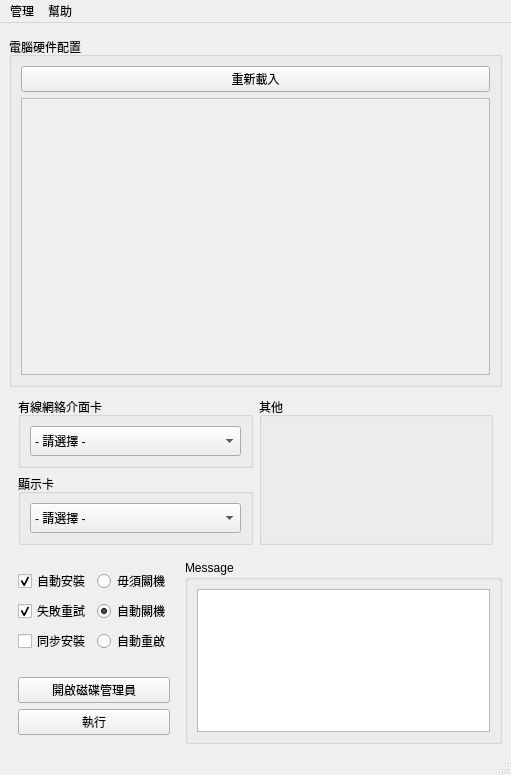
First picture: the form in src/ui/main.ui, repository SuperDumbTM/driver-box, before the edit.
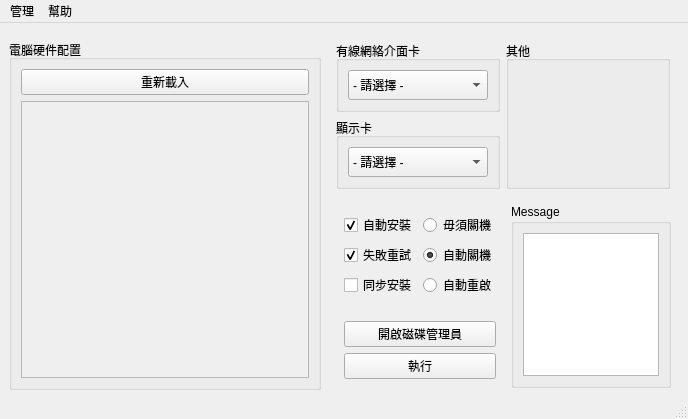
Second picture: the form after the edit.

Commit message: refactor: update size policy

What changed in the file:
```diff
--- a/src/ui/main.ui
+++ b/src/ui/main.ui
@@ -2,12 +2,15 @@
 <ui version="4.0">
  <class>MainWindow</class>
  <widget class="QMainWindow" name="MainWindow">
+  <property name="enabled">
+   <bool>true</bool>
+  </property>
   <property name="geometry">
    <rect>
     <x>0</x>
     <y>0</y>
-    <width>511</width>
-    <height>762</height>
+    <width>688</width>
+    <height>417</height>
    </rect>
   </property>
   <property name="sizePolicy">
@@ -29,12 +32,37 @@
    <string notr="true">font: 10pt &quot;Microsoft JhengHei&quot;;</string>
   </property>
   <widget class="QWidget" name="centralwidget">
-   <layout class="QVBoxLayout" name="verticalLayout">
+   <layout class="QGridLayout" name="gridLayout">
+    <item row="0" column="3">
+     <layout class="QHBoxLayout" name="horizontalLayout_4">
+      <property name="leftMargin">
+       <number>0</number>
+      </property>
+      <property name="rightMargin">
+       <number>0</number>
+      </property>
     <item>
-     <widget class="QGroupBox" name="groupBox_5">
+       <layout class="QVBoxLayout" name="right_vbox">
+        <property name="sizeConstraint">
+         <enum>QLayout::SetMinAndMaxSize</enum>
+        </property>
+        <property name="leftMargin">
+         <number>0</number>
+        </property>
+        <property name="rightMargin">
+         <number>0</number>
+        </property>
+        <item>
+         <widget class="QGroupBox" name="hwinfo_group_box">
+          <property name="sizePolicy">
+           <sizepolicy hsizetype="MinimumExpanding" vsizetype="MinimumExpanding">
+            <horstretch>0</horstretch>
+            <verstretch>0</verstretch>
+           </sizepolicy>
+          </property>
       <property name="minimumSize">
        <size>
-        <width>0</width>
+            <width>300</width>
         <height>350</height>
        </size>
       </property>
@@ -47,8 +75,8 @@
       <property name="title">
        <string>電腦硬件配置</string>
       </property>
-      <layout class="QGridLayout" name="gridLayout">
-       <item row="0" column="0" colspan="3">
+          <layout class="QGridLayout" name="gridLayout_3">
+           <item row="0" column="0">
         <widget class="QPushButton" name="hwInfo_refresh_btn">
          <property name="sizePolicy">
           <sizepolicy hsizetype="Minimum" vsizetype="Fixed">
@@ -64,8 +92,8 @@
          </property>
         </widget>
        </item>
-       <item row="1" column="0" rowspan="2" colspan="3">
-        <widget class="QScrollArea" name="scrollArea">
+           <item row="1" column="0">
+            <widget class="QScrollArea" name="hwinfo_scroll_area">
          <property name="widgetResizable">
           <bool>true</bool>
          </property>
@@ -74,7 +102,7 @@
            <rect>
             <x>0</x>
             <y>0</y>
-            <width>471</width>
+                <width>278</width>
             <height>280</height>
            </rect>
           </property>
@@ -89,22 +117,47 @@
       </layout>
      </widget>
     </item>
+       </layout>
+      </item>
     <item>
-     <widget class="QWidget" name="horizontalWidget" native="true">
+       <layout class="QVBoxLayout" name="left_vbox">
+        <property name="leftMargin">
+         <number>0</number>
+        </property>
+        <item>
+         <widget class="QWidget" name="ur_hbox" native="true">
       <property name="statusTip">
        <string>選擇需要安裝的軀動程式</string>
       </property>
+          <property name="autoFillBackground">
+           <bool>false</bool>
+          </property>
       <layout class="QHBoxLayout" name="horizontalLayout">
        <property name="sizeConstraint">
         <enum>QLayout::SetDefaultConstraint</enum>
        </property>
        <item>
-        <layout class="QVBoxLayout" name="verticalLayout_2">
+            <layout class="QVBoxLayout" name="dri_dropdown_vbox">
+             <property name="sizeConstraint">
+              <enum>QLayout::SetDefaultConstraint</enum>
+             </property>
          <item>
-          <widget class="QGroupBox" name="groupBox_2">
+              <widget class="QGroupBox" name="lan_dri_group_box">
+               <property name="sizePolicy">
+                <sizepolicy hsizetype="MinimumExpanding" vsizetype="Preferred">
+                 <horstretch>0</horstretch>
+                 <verstretch>0</verstretch>
+                </sizepolicy>
+               </property>
+               <property name="minimumSize">
+                <size>
+                 <width>125</width>
+                 <height>0</height>
+                </size>
+               </property>
            <property name="maximumSize">
             <size>
-             <width>16777215</width>
+                 <width>250</width>
              <height>16777215</height>
             </size>
            </property>
@@ -114,12 +167,24 @@
            <layout class="QVBoxLayout" name="verticalLayout_6">
             <item>
              <widget class="QComboBox" name="lan_driver_dropdown">
+                  <property name="sizePolicy">
+                   <sizepolicy hsizetype="MinimumExpanding" vsizetype="Fixed">
+                    <horstretch>0</horstretch>
+                    <verstretch>0</verstretch>
+                   </sizepolicy>
+                  </property>
               <property name="minimumSize">
                <size>
                 <width>0</width>
                 <height>30</height>
                </size>
               </property>
+                  <property name="maximumSize">
+                   <size>
+                    <width>16777215</width>
+                    <height>16777215</height>
+                   </size>
+                  </property>
               <item>
                <property name="text">
                 <string>- 請選擇 -</string>
@@ -131,10 +196,22 @@
           </widget>
          </item>
          <item>
-          <widget class="QGroupBox" name="groupBox">
+              <widget class="QGroupBox" name="display_dri_group_box">
+               <property name="sizePolicy">
+                <sizepolicy hsizetype="MinimumExpanding" vsizetype="Preferred">
+                 <horstretch>0</horstretch>
+                 <verstretch>0</verstretch>
+                </sizepolicy>
+               </property>
+               <property name="minimumSize">
+                <size>
+                 <width>125</width>
+                 <height>0</height>
+                </size>
+               </property>
            <property name="maximumSize">
             <size>
-             <width>16777215</width>
+                 <width>250</width>
              <height>16777215</height>
             </size>
            </property>
@@ -144,12 +221,24 @@
            <layout class="QVBoxLayout" name="verticalLayout_7">
             <item>
              <widget class="QComboBox" name="display_dri_dropdown">
+                  <property name="sizePolicy">
+                   <sizepolicy hsizetype="Preferred" vsizetype="Fixed">
+                    <horstretch>0</horstretch>
+                    <verstretch>0</verstretch>
+                   </sizepolicy>
+                  </property>
               <property name="minimumSize">
                <size>
                 <width>0</width>
                 <height>30</height>
                </size>
               </property>
+                  <property name="maximumSize">
+                   <size>
+                    <width>16777215</width>
+                    <height>16777215</height>
+                   </size>
+                  </property>
               <item>
                <property name="text">
                 <string>- 請選擇 -</string>
@@ -165,7 +254,19 @@
        <item>
         <layout class="QVBoxLayout" name="verticalLayout_3">
          <item>
-          <widget class="QGroupBox" name="groupBox_3">
+              <widget class="QGroupBox" name="misc_dri_group_box">
+               <property name="sizePolicy">
+                <sizepolicy hsizetype="MinimumExpanding" vsizetype="Preferred">
+                 <horstretch>0</horstretch>
+                 <verstretch>0</verstretch>
+                </sizepolicy>
+               </property>
+               <property name="minimumSize">
+                <size>
+                 <width>125</width>
+                 <height>0</height>
+                </size>
+               </property>
            <property name="title">
             <string>其他</string>
            </property>
@@ -182,7 +283,13 @@
      </widget>
     </item>
     <item>
-     <layout class="QHBoxLayout" name="horizontalLayout_2">
+         <layout class="QHBoxLayout" name="lr_hbox" stretch="0,0">
+          <property name="leftMargin">
+           <number>8</number>
+          </property>
+          <property name="rightMargin">
+           <number>8</number>
+          </property>
       <item>
        <layout class="QVBoxLayout" name="verticalLayout_4">
         <item>
@@ -307,7 +414,19 @@
        </layout>
       </item>
       <item>
-       <widget class="QGroupBox" name="groupBox_4">
+           <widget class="QGroupBox" name="prog_msg_group_box">
+            <property name="sizePolicy">
+             <sizepolicy hsizetype="MinimumExpanding" vsizetype="Preferred">
+              <horstretch>0</horstretch>
+              <verstretch>0</verstretch>
+             </sizepolicy>
+            </property>
+            <property name="minimumSize">
+             <size>
+              <width>160</width>
+              <height>0</height>
+             </size>
+            </property>
         <property name="statusTip">
          <string/>
         </property>
@@ -317,6 +436,12 @@
         <layout class="QVBoxLayout" name="verticalLayout_13">
          <item>
           <widget class="QListWidget" name="prog_msg_box">
+               <property name="sizePolicy">
+                <sizepolicy hsizetype="Preferred" vsizetype="Preferred">
+                 <horstretch>0</horstretch>
+                 <verstretch>0</verstretch>
+                </sizepolicy>
+               </property>
            <property name="focusPolicy">
             <enum>Qt::NoFocus</enum>
            </property>
@@ -346,13 +471,17 @@
      </layout>
     </item>
    </layout>
+      </item>
+     </layout>
+    </item>
+   </layout>
   </widget>
   <widget class="QMenuBar" name="menubar">
    <property name="geometry">
     <rect>
      <x>0</x>
      <y>0</y>
-     <width>511</width>
+     <width>688</width>
      <height>23</height>
     </rect>
    </property>
```
Left out of the diff: 6 changed lines with no effect on the pictures. Lines whose indentation alone changed are shown as unchanged. The commit also changes 1 other file.
